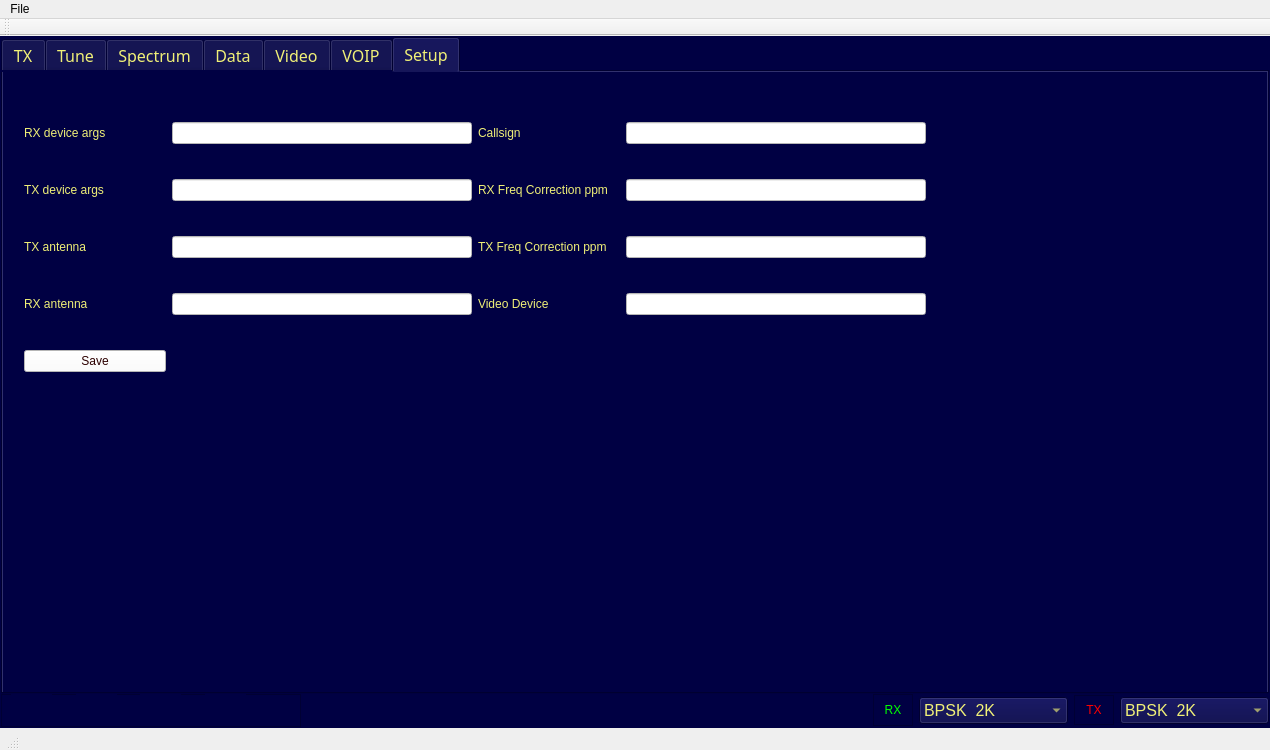
The window that mainwindow.ui (qradiolink/qradiolink) describes before a commit, drawn with Qt 5.
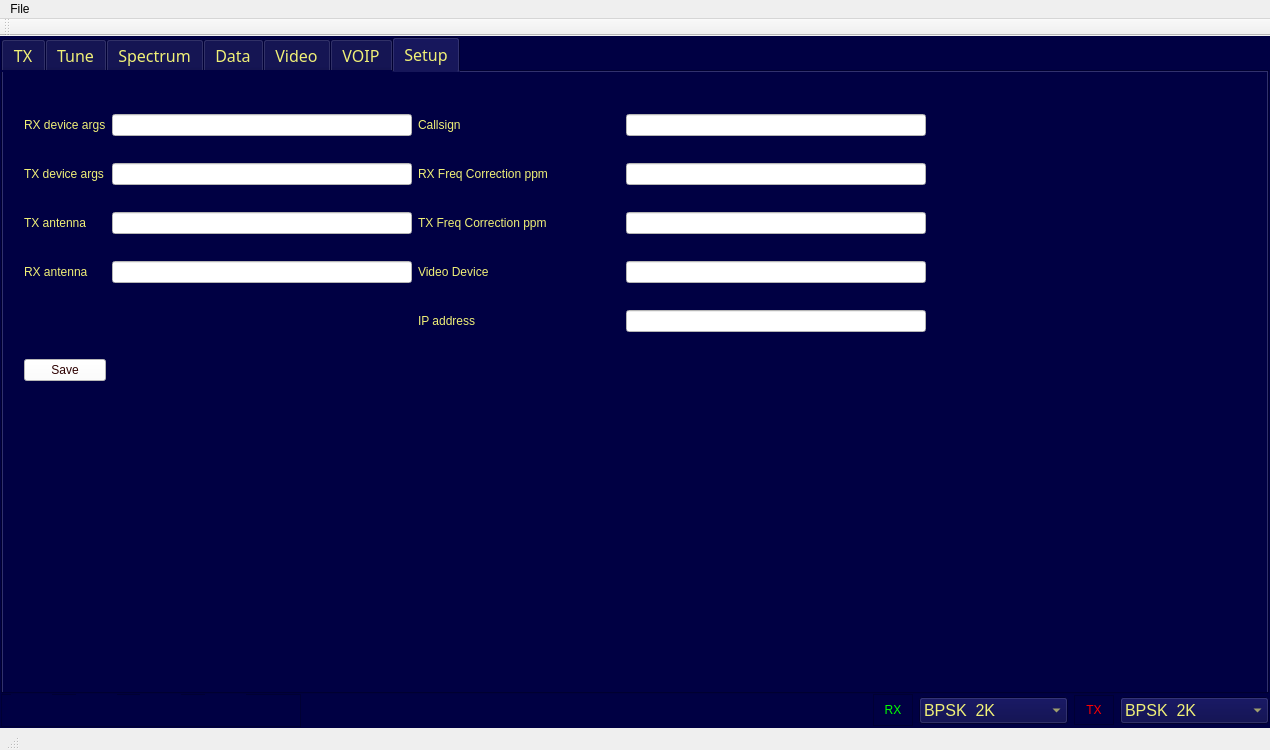
The same window after the commit. The open tabs and pages were chosen to show the change. Icons and pictures are not drawn. Custom widgets are drawn as their Qt base class.

Commit message: Make IP address a configurable option

The edit to the form file:
```diff
--- a/mainwindow.ui
+++ b/mainwindow.ui
@@ -2027,6 +2027,31 @@
              </property>
             </widget>
            </item>
+           <item row="5" column="2">
+            <widget class="QLabel" name="label_18">
+             <property name="sizePolicy">
+              <sizepolicy hsizetype="MinimumExpanding" vsizetype="Fixed">
+               <horstretch>0</horstretch>
+               <verstretch>0</verstretch>
+              </sizepolicy>
+             </property>
+             <property name="text">
+              <string>IP address</string>
+             </property>
+            </widget>
+           </item>
+           <item row="5" column="3">
+            <widget class="QLineEdit" name="lineEditIPaddress">
+             <property name="styleSheet">
+              <string notr="true">background-color: rgb(255, 255, 255);
+color: rgb(0, 0, 61);
+font: 10pt &quot;Sans Serif&quot;;</string>
+             </property>
+             <property name="maxLength">
+              <number>100</number>
+             </property>
+            </widget>
+           </item>
           </layout>
          </widget>
         </widget>
```
Left out of the diff: 3 changed lines with no effect on the pictures. The commit also changes 6 other files.
